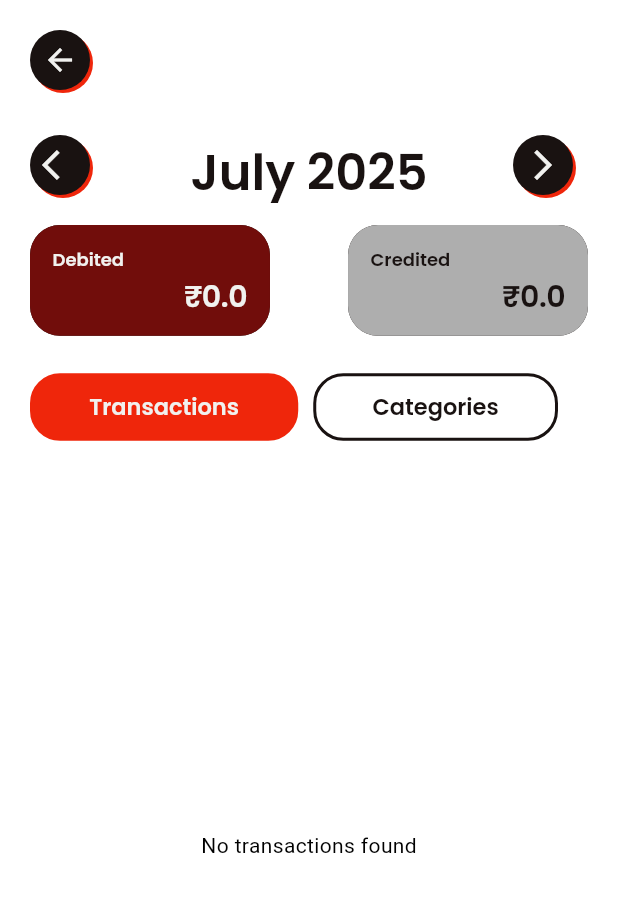
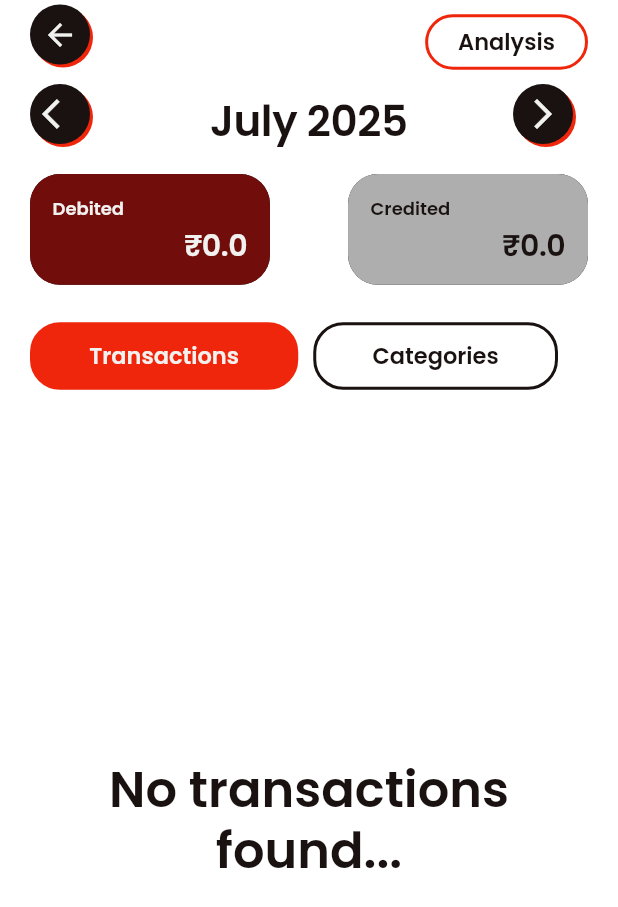
Before and after one commit to ruvais-p/flow, a Flutter app: the screen it shows after launch, after a tap on the "arrow forward ios" icon, on a phone screen of 412 x 824 dp. Shown: the top 907 px of the screen. Run offline on Flutter 3.47's test engine with Material 3 defaults, Android fonts, the phone set to English and light mode, and no system bars; our stand-ins replace animated_text_kit, another_flushbar, decimal, flutter_gemini, flutter_heatmap_calendar, flutter_svg and 3 more; accounts and stored records are empty.

Commit message:
history page completed

```diff
--- a/lib/common/dialog_history.dart
+++ b/lib/common/dialog_history.dart
@@ -72,7 +72,10 @@ void showHistoryCategoryDialog(
                     selectedIndex = index;
                     HapticFeedback.selectionClick();
                   },
-                  children: categories.map((e) => Center(child: Text(e))).toList(),
+                  children: categories.map((e) => Center(child: Text(e, style: Theme.of(context).textTheme.displayMedium!.copyWith(
+                    color: AppColors.blackcolor,
+                    fontSize: 15
+                  ),))).toList(),
                 ),
               )
             ],
--- a/lib/screens/history_screen/history_screen.dart
+++ b/lib/screens/history_screen/history_screen.dart
@@ -1,9 +1,8 @@
-
 import 'package:flow/screens/history_screen/functions/month_list_function.dart';
 import 'package:flow/screens/history_screen/provider/history_provider.dart';
 import 'package:flow/screens/history_screen/widgets/date_controller_widget.dart';
 import 'package:flow/screens/history_screen/widgets/donugt_chart_widget.dart';
-import 'package:flow/screens/history_screen/widgets/history_appbar_widget.dart';
+import 'package:flow/screens/history_screen/widgets/history_appbar_methode.dart';
 import 'package:flow/screens/history_screen/widgets/option_selector_widget.dart';
 import 'package:flow/screens/history_screen/widgets/transaction_list_builder_widget.dart';
 import 'package:flutter/material.dart';
@@ -40,12 +39,11 @@ class _HistoryScreenState extends State<HistoryScreen> {
     final chartProvider = context.watch<HistoryDataProvider>();
     final selectedChartIndex = chartProvider.selectedIndex;
     return Scaffold(
+      appBar: HistoryAppBarWidget(context),
       body: Padding(
-        padding: const EdgeInsets.only(left: 20, right: 20, top: 20),
+        padding: const EdgeInsets.only(left: 20, right: 20,),
         child: Column(
           children: [
-            HistoryAppBar(onBack: () => Navigator.pop(context)),
-            const SizedBox(height: 20),
             DateControllerWidget(
               dateTitle: formattedMonthYear,
               debitedAmount: provider.totalDebited,
--- a/lib/screens/history_screen/provider/history_provider.dart
+++ b/lib/screens/history_screen/provider/history_provider.dart
@@ -1,3 +1,4 @@
+import 'package:decimal/decimal.dart';
 import 'package:flow/screens/history_screen/services/history_db_services.dart';
 import 'package:flutter/material.dart';
 import 'package:flow/model/data.dart';
@@ -6,8 +7,8 @@ class HistoryDataProvider extends ChangeNotifier {
   DateTime selectedDate = DateTime.now();
   List<Data> monthlyTransactions = [];
 
-  double totalCredited = 0.0;
-  double totalDebited = 0.0;
+  Decimal totalCredited = Decimal.zero;
+  Decimal totalDebited = Decimal.zero;
 
   void setMonth(DateTime newDate) {
     selectedDate = newDate;
@@ -35,17 +36,18 @@ class HistoryDataProvider extends ChangeNotifier {
   }
 
   void calculateTotals() {
-    totalCredited = 0.0;
-    totalDebited = 0.0;
+  totalCredited = Decimal.zero;
+  totalDebited = Decimal.zero;
 
-    for (var item in monthlyTransactions) {
-      if (item.transactionType.toLowerCase() == 'credit') {
-        totalCredited += item.amount ?? 0.0;
-      } else if (item.transactionType.toLowerCase() == 'debit') {
-        totalDebited += item.amount ?? 0.0;
-      }
+  for (var item in monthlyTransactions) {
+    final amount = Decimal.parse((item.amount ?? 0.0).toString());
+    if (item.transactionType.toLowerCase() == 'credit') {
+      totalCredited += amount;
+    } else if (item.transactionType.toLowerCase() == 'debit') {
+      totalDebited += amount;
     }
   }
+}
 
   Future<void> updateCategory(int id, String newCategory) async {
     await HistoryDBServices.instance.updateTransactionCategory(id, newCategory);
--- a/lib/screens/history_screen/widgets/date_controller_widget.dart
+++ b/lib/screens/history_screen/widgets/date_controller_widget.dart
@@ -1,4 +1,5 @@
 
+import 'package:decimal/decimal.dart';
 import 'package:flow/screens/history_screen/widgets/circular_ionbutton_history_screen.dart';
 import 'package:flow/screens/homepage_screen/widgets/expenss_shower_container_widget.dart';
 import 'package:flutter/material.dart';
@@ -7,8 +8,8 @@ class DateControllerWidget extends StatelessWidget {
   const DateControllerWidget({
     super.key, required this.creditedAmount, required this.debitedAmount, required this.dateTitle, required this.leftButton, required this.rightButton,
   });
-  final double creditedAmount;
-  final double debitedAmount;
+  final Decimal creditedAmount;
+  final Decimal debitedAmount;
   final String dateTitle;
   final VoidCallback leftButton;
   final VoidCallback rightButton;
@@ -27,8 +28,9 @@ class DateControllerWidget extends StatelessWidget {
               color: Theme.of(context).colorScheme.primary,
               background: Theme.of(context).colorScheme.secondary,
             ),
-                    Text(dateTitle, style: Theme.of(context).textTheme.headlineLarge!.copyWith(
-                      color: Theme.of(context).colorScheme.secondary
+                    Text(dateTitle, style: Theme.of(context).textTheme.displayLarge!.copyWith(
+                      color: Theme.of(context).colorScheme.secondary,
+                      fontSize: dateTitle.length >= 12 ? 25 : 28
                     ),),
                      CircleIconButton(
               icon: Icons.arrow_forward_ios,
@@ -41,8 +43,8 @@ class DateControllerWidget extends StatelessWidget {
         Row(
           mainAxisAlignment: MainAxisAlignment.spaceBetween,
           children: [
-            ExpenssShowerContainer(isCreated: true, heading: "Debited", amount: debitedAmount),
-            ExpenssShowerContainer(isCreated: false, heading: "Credited", amount: creditedAmount),
+            ExpenssShowerContainer(isCreated: true, heading: "Debited", amount: double.parse(debitedAmount.toString())),
+            ExpenssShowerContainer(isCreated: false, heading: "Credited", amount: double.parse(creditedAmount.toString())),
           ],
         )
       ],
--- a/lib/screens/history_screen/widgets/donugt_chart_widget.dart
+++ b/lib/screens/history_screen/widgets/donugt_chart_widget.dart
@@ -1,7 +1,6 @@
 import 'package:flow/data/lists/chart_color_palette_list.dart';
 import 'package:flow/model/chart.dart';
 import 'package:flow/screens/history_screen/widgets/chart_headline_widget.dart';
-import 'package:flow/theme/colors.dart';
 import 'package:flutter/material.dart';
 import 'package:provider/provider.dart';
 import 'package:syncfusion_flutter_charts/charts.dart';
--- /dev/null
+++ b/lib/screens/history_screen/widgets/history_appbar_methode.dart
@@ -0,0 +1,36 @@
+
+import 'package:flow/screens/history_screen/widgets/history_appbar_widget.dart';
+import 'package:flow/theme/colors.dart';
+import 'package:flutter/material.dart';
+
+AppBar HistoryAppBarWidget(BuildContext context) {
+    return AppBar(
+      leading: Padding(
+        padding: const EdgeInsets.symmetric(horizontal: 20,),
+        child: HistoryAppBar(onBack: () => Navigator.pop(context)),
+      ),
+      leadingWidth: 100,
+      actions: [
+        GestureDetector(
+          //onTap: () => Navigator.push(context, MaterialPageRoute(builder: (context) => const AnalysisScreen(),)),
+          child: Container(
+            margin: const EdgeInsets.only(right: 20),
+            decoration: BoxDecoration(
+              borderRadius: BorderRadius.circular(20),
+              border: Border.all(
+                color: AppColors.lightred,
+                width: 2,
+              )
+            ),
+            padding: EdgeInsetsGeometry.symmetric(horizontal: 20, vertical: 8),
+            child: Text(
+              "Analysis",
+              style: Theme.of(context).textTheme.displayMedium!.copyWith(
+                    color: Theme.of(context).colorScheme.secondary,
+                  ),
+            ),
+          ),
+        )
+      ],
+    );
+  }
--- a/lib/screens/history_screen/widgets/transaction_list_builder_widget.dart
+++ b/lib/screens/history_screen/widgets/transaction_list_builder_widget.dart
@@ -15,7 +15,11 @@ class TransactionListBuilder extends StatelessWidget {
   Widget build(BuildContext context) {
     return Expanded(
       child: provider.monthlyTransactions.isEmpty
-          ? const Center(child: Text("No transactions found"))
+          ? Center(child: Text("No transactions found...", style: Theme.of(context).textTheme.headlineLarge!.copyWith(
+            color: Theme.of(context).colorScheme.secondary
+          ),
+          textAlign: TextAlign.center,
+          ))
           : SingleChildScrollView(
               child: Column(
                 children: provider.monthlyTransactions
--- a/pubspec.yaml
+++ b/pubspec.yaml
@@ -46,6 +46,8 @@ dependencies:
   syncfusion_flutter_charts: ^29.2.10
   flutter_gemini: ^3.0.0
   http: ^1.4.0
+  decimal: ^2.3.3
+  fl_chart: ^1.0.0
 dev_dependencies:
   flutter_test:
     sdk: flutter
```
Also changed, not shown: pubspec.lock.
